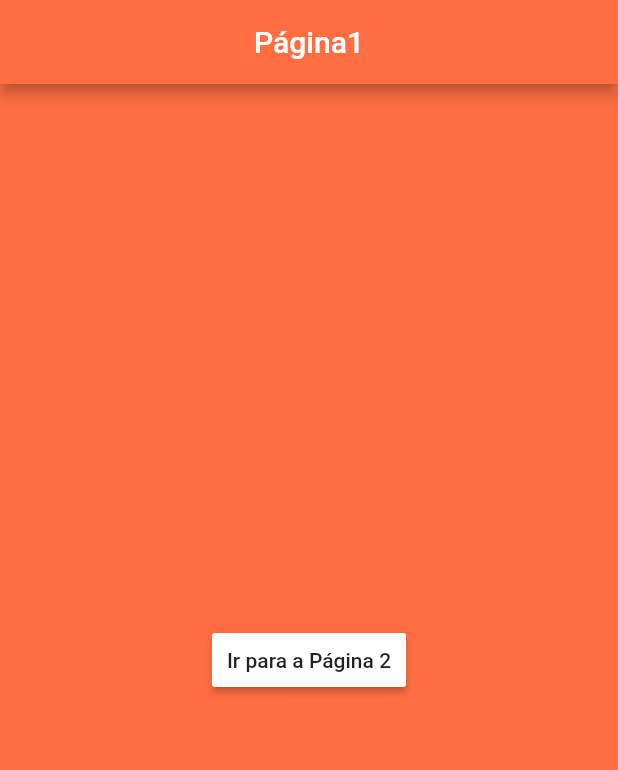
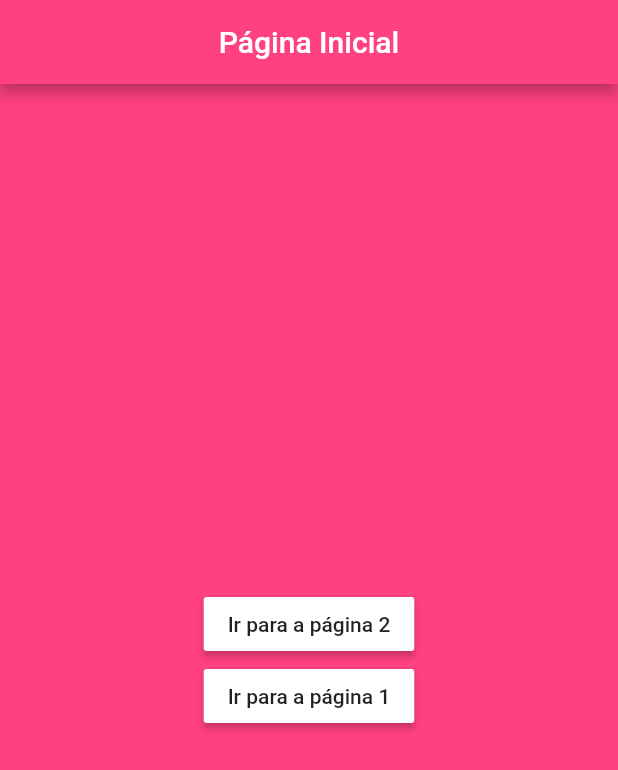
Before and after one commit to PhRezende-eng/Navigation-In-Flutter, a Flutter app: the screen it shows after launch, on a phone screen of 412 x 824 dp. Shown: the top 770 px of the screen. Run offline on Flutter 3.47's test engine with Material 2 defaults, Android fonts, the phone set to English and light mode, and no system bars.

```diff
--- a/lib/main.dart
+++ b/lib/main.dart
@@ -1,6 +1,7 @@
 import 'package:NvigationFlutter/page2.dart';
 import 'package:flutter/material.dart';
 import 'page2.dart';
+import 'page0.dart';
 
 void main() {
   runApp(MyApp());
@@ -10,8 +11,13 @@ class MyApp extends StatelessWidget {
   @override
   Widget build(BuildContext context) {
     return MaterialApp(
+      initialRoute: '/',
       debugShowCheckedModeBanner: false,
-      home: HomePage(),
+      routes: {
+        '/': (context) => Page0(),
+        '/first': (context) => HomePage(),
+        '/second': (context) => Page2(),
+      },
     );
   }
 }
--- /dev/null
+++ b/lib/page0.dart
@@ -0,0 +1,32 @@
+import 'package:flutter/material.dart';
+
+class Page0 extends StatelessWidget {
+  @override
+  Widget build(BuildContext context) {
+    return Scaffold(
+      backgroundColor: Colors.pinkAccent,
+      appBar: AppBar(
+        backgroundColor: Colors.pinkAccent,
+        title: Text('Página Inicial'),
+        centerTitle: true,
+      ),
+      body: Center(
+        child: Column(
+          mainAxisAlignment: MainAxisAlignment.center,
+          children: <Widget>[
+            RaisedButton(
+              color: Colors.white,
+              onPressed: () {},
+              child: Text('Ir para a página 2'),
+            ),
+            RaisedButton(
+              color: Colors.white,
+              onPressed: () {},
+              child: Text('Ir para a página 1'),
+            ),
+          ],
+        ),
+      ),
+    );
+  }
+}
```
Also changed, not shown: lib/page1.dart (added).
